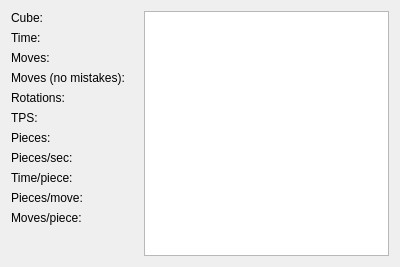
Old version of the form src/reconstructionwindow.ui in the repository benwh1/cubesim.
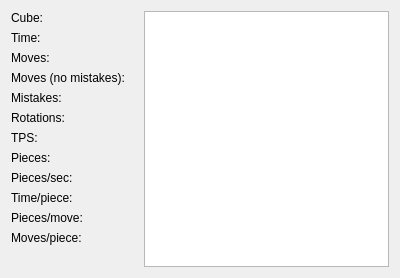
New version of the form.

Commit message: Add mistakes percentage to reconstruction window

```diff
--- a/src/reconstructionwindow.ui
+++ b/src/reconstructionwindow.ui
@@ -7,19 +7,19 @@
     <x>0</x>
     <y>0</y>
     <width>400</width>
-    <height>267</height>
+    <height>278</height>
    </rect>
   </property>
   <property name="minimumSize">
    <size>
     <width>0</width>
-    <height>267</height>
+    <height>278</height>
    </size>
   </property>
   <property name="maximumSize">
    <size>
     <width>16777215</width>
-    <height>267</height>
+    <height>278</height>
    </size>
   </property>
   <property name="windowTitle">
@@ -52,49 +52,49 @@
        </property>
       </widget>
      </item>
-     <item row="5" column="0">
+     <item row="6" column="0">
       <widget class="QLabel" name="label_4">
        <property name="text">
         <string>TPS:</string>
        </property>
       </widget>
      </item>
-     <item row="6" column="0">
+     <item row="7" column="0">
       <widget class="QLabel" name="label_5">
        <property name="text">
         <string>Pieces:</string>
        </property>
       </widget>
      </item>
-     <item row="7" column="0">
+     <item row="8" column="0">
       <widget class="QLabel" name="label_6">
        <property name="text">
         <string>Pieces/sec:</string>
        </property>
       </widget>
      </item>
-     <item row="8" column="0">
+     <item row="9" column="0">
       <widget class="QLabel" name="label_7">
        <property name="text">
         <string>Time/piece:</string>
        </property>
       </widget>
      </item>
-     <item row="9" column="0">
+     <item row="10" column="0">
       <widget class="QLabel" name="label_8">
        <property name="text">
         <string>Pieces/move:</string>
        </property>
       </widget>
      </item>
-     <item row="10" column="0">
+     <item row="11" column="0">
       <widget class="QLabel" name="label_9">
        <property name="text">
         <string>Moves/piece:</string>
        </property>
       </widget>
      </item>
-     <item row="4" column="0">
+     <item row="5" column="0">
       <widget class="QLabel" name="label_10">
        <property name="text">
         <string>Rotations:</string>
@@ -136,55 +136,69 @@
        </property>
       </widget>
      </item>
-     <item row="4" column="1">
-      <widget class="QLabel" name="rotationsLabel">
-       <property name="text">
-        <string/>
-       </property>
-      </widget>
-     </item>
      <item row="5" column="1">
-      <widget class="QLabel" name="tpsLabel">
+      <widget class="QLabel" name="rotationsLabel">
        <property name="text">
         <string/>
        </property>
       </widget>
      </item>
      <item row="6" column="1">
-      <widget class="QLabel" name="piecesLabel">
+      <widget class="QLabel" name="tpsLabel">
        <property name="text">
         <string/>
        </property>
       </widget>
      </item>
      <item row="7" column="1">
-      <widget class="QLabel" name="piecesPerSecLabel">
+      <widget class="QLabel" name="piecesLabel">
        <property name="text">
         <string/>
        </property>
       </widget>
      </item>
      <item row="8" column="1">
-      <widget class="QLabel" name="timePerPieceLabel">
+      <widget class="QLabel" name="piecesPerSecLabel">
        <property name="text">
         <string/>
        </property>
       </widget>
      </item>
      <item row="9" column="1">
-      <widget class="QLabel" name="piecesPerMoveLabel">
+      <widget class="QLabel" name="timePerPieceLabel">
        <property name="text">
         <string/>
        </property>
       </widget>
      </item>
      <item row="10" column="1">
+      <widget class="QLabel" name="piecesPerMoveLabel">
+       <property name="text">
+        <string/>
+       </property>
+      </widget>
+     </item>
+     <item row="11" column="1">
       <widget class="QLabel" name="movesPerPieceLabel">
        <property name="text">
         <string/>
        </property>
       </widget>
      </item>
+     <item row="4" column="0">
+      <widget class="QLabel" name="label_12">
+       <property name="text">
+        <string>Mistakes:</string>
+       </property>
+      </widget>
+     </item>
+     <item row="4" column="1">
+      <widget class="QLabel" name="mistakesLabel">
+       <property name="text">
+        <string/>
+       </property>
+      </widget>
+     </item>
     </layout>
    </item>
    <item>
```
The commit also changes 1 other file.
